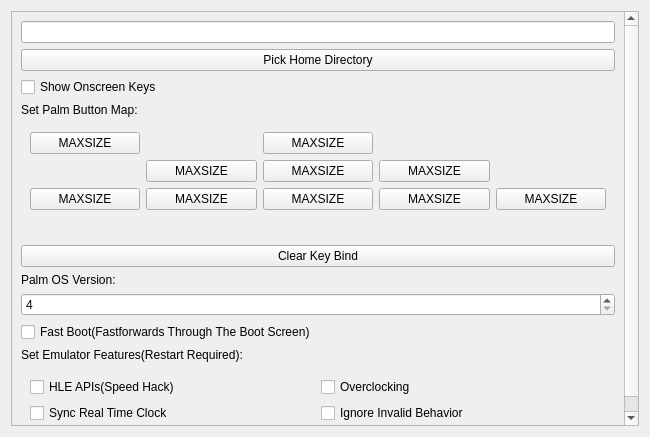
The window that qtBuildSystem/Mu/settingsmanager.ui (meepingsnesroms/Mu) describes before a commit, drawn with Qt 5.
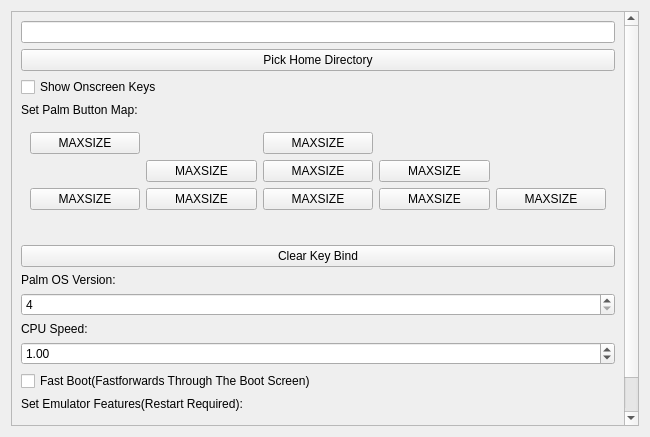
The same window after the commit. Icons and pictures are not drawn.

Patch:
```diff
--- a/qtBuildSystem/Mu/settingsmanager.ui
+++ b/qtBuildSystem/Mu/settingsmanager.ui
@@ -30,8 +30,8 @@
        <rect>
         <x>0</x>
         <y>0</y>
-        <width>616</width>
-        <height>440</height>
+        <width>613</width>
+        <height>444</height>
        </rect>
       </property>
       <layout class="QVBoxLayout" name="verticalLayout_3">
@@ -327,6 +327,29 @@
          </property>
         </widget>
        </item>
+       <item>
+        <widget class="QLabel" name="label_3">
+         <property name="text">
+          <string>CPU Speed:</string>
+         </property>
+        </widget>
+       </item>
+       <item>
+        <widget class="QDoubleSpinBox" name="cpuSpeed">
+         <property name="minimum">
+          <double>0.010000000000000</double>
+         </property>
+         <property name="maximum">
+          <double>100.000000000000000</double>
+         </property>
+         <property name="singleStep">
+          <double>0.010000000000000</double>
+         </property>
+         <property name="value">
+          <double>1.000000000000000</double>
+         </property>
+        </widget>
+       </item>
        <item>
         <widget class="QCheckBox" name="fastBoot">
          <property name="focusPolicy">
@@ -350,34 +373,14 @@
        <item>
         <widget class="QWidget" name="gridWidget_2" native="true">
          <layout class="QGridLayout" name="gridLayout_2">
-          <item row="0" column="1">
-           <widget class="QCheckBox" name="featureFastCpu">
-            <property name="focusPolicy">
-             <enum>Qt::NoFocus</enum>
-            </property>
-            <property name="text">
-             <string>Overclocking</string>
-            </property>
-           </widget>
-          </item>
-          <item row="0" column="0">
-           <widget class="QCheckBox" name="featureHleApis">
-            <property name="focusPolicy">
-             <enum>Qt::NoFocus</enum>
-            </property>
-            <property name="text">
-             <string>HLE APIs(Speed Hack)</string>
-            </property>
-           </widget>
-          </item>
-          <item row="3" column="1">
+          <item row="2" column="1">
            <widget class="QCheckBox" name="featureDurable">
             <property name="text">
              <string>Ignore Invalid Behavior</string>
             </property>
            </widget>
           </item>
-          <item row="3" column="0">
+          <item row="2" column="0">
            <widget class="QCheckBox" name="featureSyncedRtc">
             <property name="focusPolicy">
              <enum>Qt::NoFocus</enum>
```
